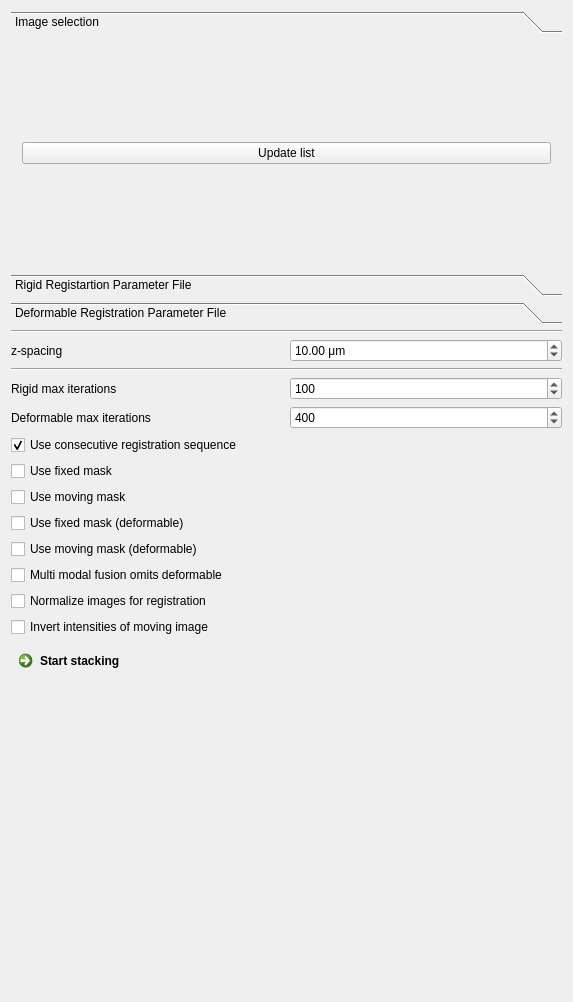
This is Plugins/org.mitk.gui.qt.m2.Reconstruction3D/src/internal/m2Reconstruction3DControls.ui in m2aia/m2aia as Qt 5 draws it before an edit. The edited form follows.
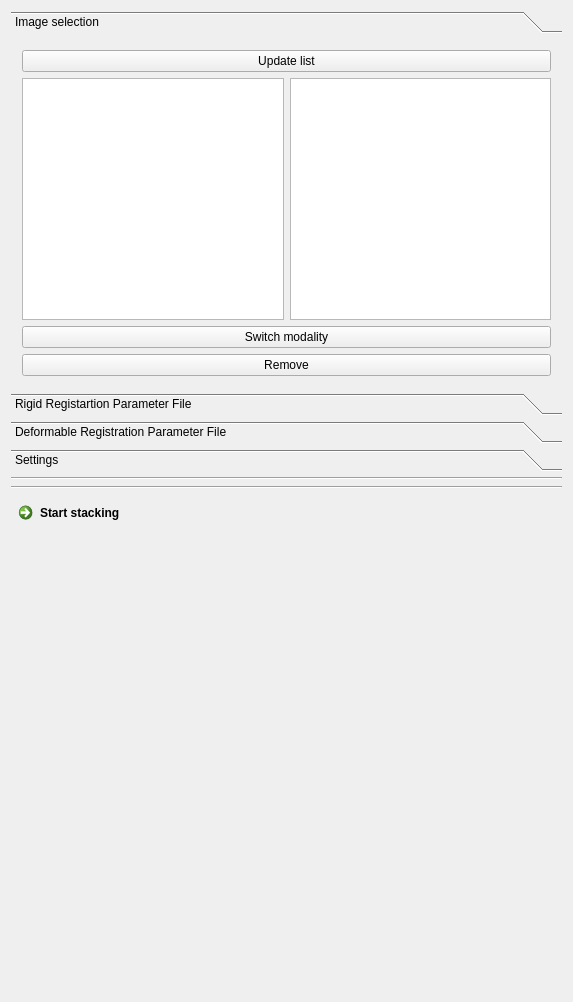
This is the edited form. The open tabs and pages were chosen to show the change.

Commit message: add buttons to fix drag'ndrop #36

Patch:
```diff
--- a/Plugins/org.mitk.gui.qt.m2.Reconstruction3D/src/internal/m2Reconstruction3DControls.ui
+++ b/Plugins/org.mitk.gui.qt.m2.Reconstruction3D/src/internal/m2Reconstruction3DControls.ui
@@ -34,7 +34,7 @@
         <x>0</x>
         <y>0</y>
         <width>555</width>
-        <height>198</height>
+        <height>334</height>
        </rect>
       </property>
       <attribute name="label">
@@ -52,7 +52,28 @@
         </widget>
        </item>
        <item>
-        <layout class="QHBoxLayout" name="dataSelection"/>
+        <layout class="QHBoxLayout" name="dataSelection">
+         <item>
+          <widget class="QListWidget" name="listWidget"/>
+         </item>
+         <item>
+          <widget class="QListWidget" name="listWidget_2"/>
+         </item>
+        </layout>
+       </item>
+       <item>
+        <widget class="QPushButton" name="btnSwitch">
+         <property name="text">
+          <string>Switch modality</string>
+         </property>
+        </widget>
+       </item>
+       <item>
+        <widget class="QPushButton" name="btnRemove">
+         <property name="text">
+          <string>Remove</string>
+         </property>
+        </widget>
        </item>
       </layout>
      </widget>
@@ -310,15 +331,11 @@
        </item>
       </layout>
      </widget>
-    </widget>
-   </item>
-   <item>
-    <widget class="Line" name="line">
-     <property name="orientation">
-      <enum>Qt::Horizontal</enum>
-     </property>
-    </widget>
-   </item>
+     <widget class="QWidget" name="page_4">
+      <attribute name="label">
+       <string>Settings</string>
+      </attribute>
+      <layout class="QVBoxLayout" name="verticalLayout_2">
    <item>
     <layout class="QHBoxLayout" name="horizontalLayout">
      <item>
@@ -358,13 +375,6 @@
      </item>
     </layout>
    </item>
-   <item>
-    <widget class="Line" name="line_5">
-     <property name="orientation">
-      <enum>Qt::Horizontal</enum>
-     </property>
-    </widget>
-   </item>
    <item>
     <layout class="QHBoxLayout" name="horizontalLayout_3">
      <item>
@@ -481,6 +491,24 @@
     <widget class="QCheckBox" name="chkBxInvertIntensities">
      <property name="text">
       <string>Invert intensities of moving image</string>
+         </property>
+        </widget>
+       </item>
+      </layout>
+     </widget>
+    </widget>
+   </item>
+   <item>
+    <widget class="Line" name="line">
+     <property name="orientation">
+      <enum>Qt::Horizontal</enum>
+     </property>
+    </widget>
+   </item>
+   <item>
+    <widget class="Line" name="line_5">
+     <property name="orientation">
+      <enum>Qt::Horizontal</enum>
      </property>
     </widget>
    </item>
```
Left out of the diff: 6 changed lines with no effect on the pictures. Lines whose indentation alone changed are shown as unchanged. The commit also changes 1 other file.
